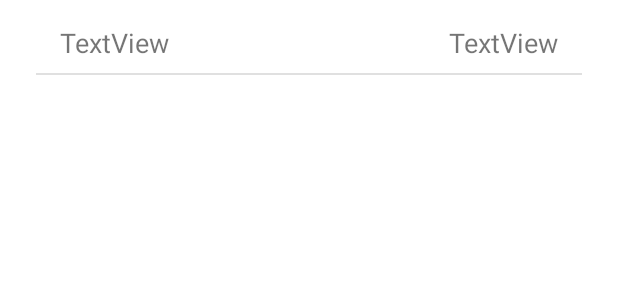
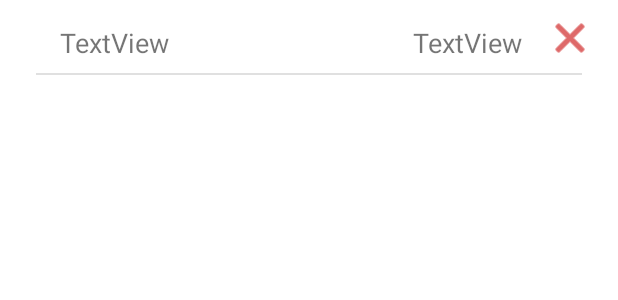
Before and after one commit to phuquy007/Money-Saver, an Android app: the layout item_transaction.xml on its own in the app's theme, with its tools: preview values and no code run, on a phone screen of 412 x 824 dp. Shown: the top 300 px of the screen. Run offline under Robolectric (Android 15) with nearby library versions, the phone set to English and light mode, and no system bars.

Commit message:
delete transaction

```diff
--- a/app/src/main/res/layout/item_transaction.xml
+++ b/app/src/main/res/layout/item_transaction.xml
@@ -23,12 +23,25 @@
         android:layout_width="wrap_content"
         android:layout_height="wrap_content"
         android:layout_marginTop="16dp"
-        android:layout_marginEnd="40dp"
-        android:layout_marginRight="40dp"
+        android:layout_marginEnd="16dp"
+        android:layout_marginRight="16dp"
         android:text="TextView"
         android:textSize="18sp"
+        app:layout_constraintEnd_toStartOf="@+id/item_transactionDelete"
+        app:layout_constraintTop_toTopOf="parent" />
+
+    <ImageButton
+        android:id="@+id/item_transactionDelete"
+        android:layout_width="wrap_content"
+        android:layout_height="wrap_content"
+        android:layout_marginEnd="16dp"
+        android:layout_marginRight="16dp"
+        android:background="@android:color/transparent"
+        android:tint="#C80505"
+        app:layout_constraintBottom_toBottomOf="parent"
         app:layout_constraintEnd_toEndOf="parent"
-        app:layout_constraintTop_toTopOf="parent" />
+        app:layout_constraintTop_toTopOf="parent"
+        app:srcCompat="@android:drawable/ic_menu_close_clear_cancel" />
 
     <View
         android:id="@+id/item_transactionDivider"
```
Also changed, not shown: app/src/main/java/com/phuquytran_300303518/moneysaver/Adapters/TransactionAdapter.java (+34 -1 lines), app/src/main/java/com/phuquytran_300303518/moneysaver/Fragments/TransactionFragment.java (+4 -3 lines), 2 other files.
